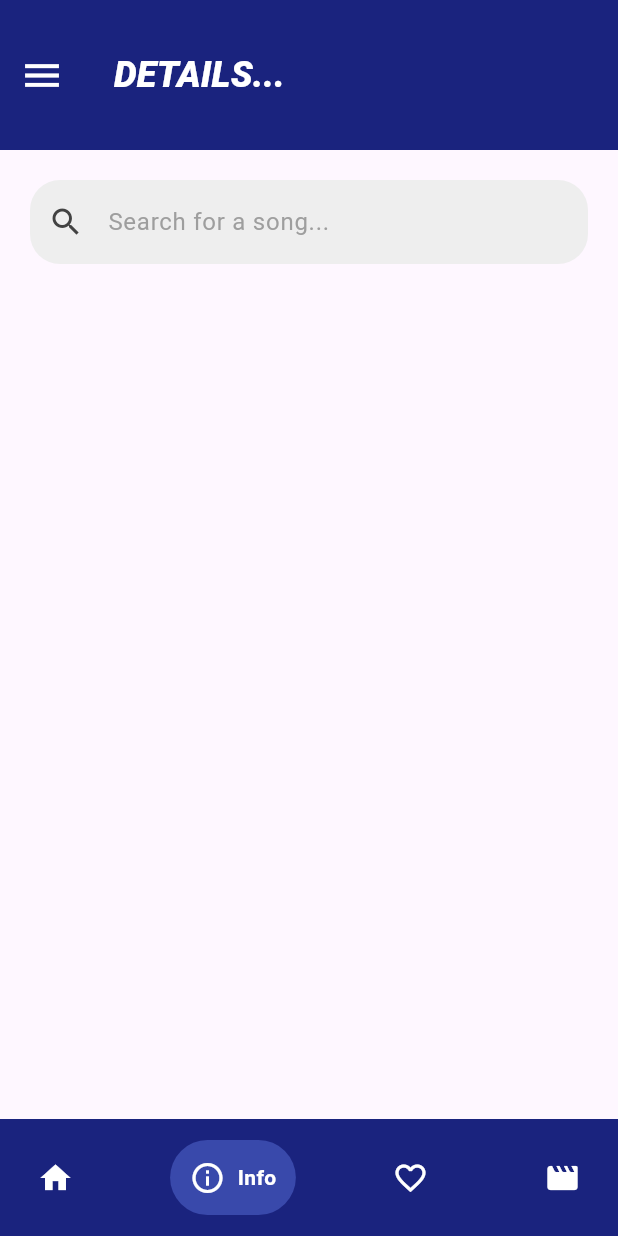
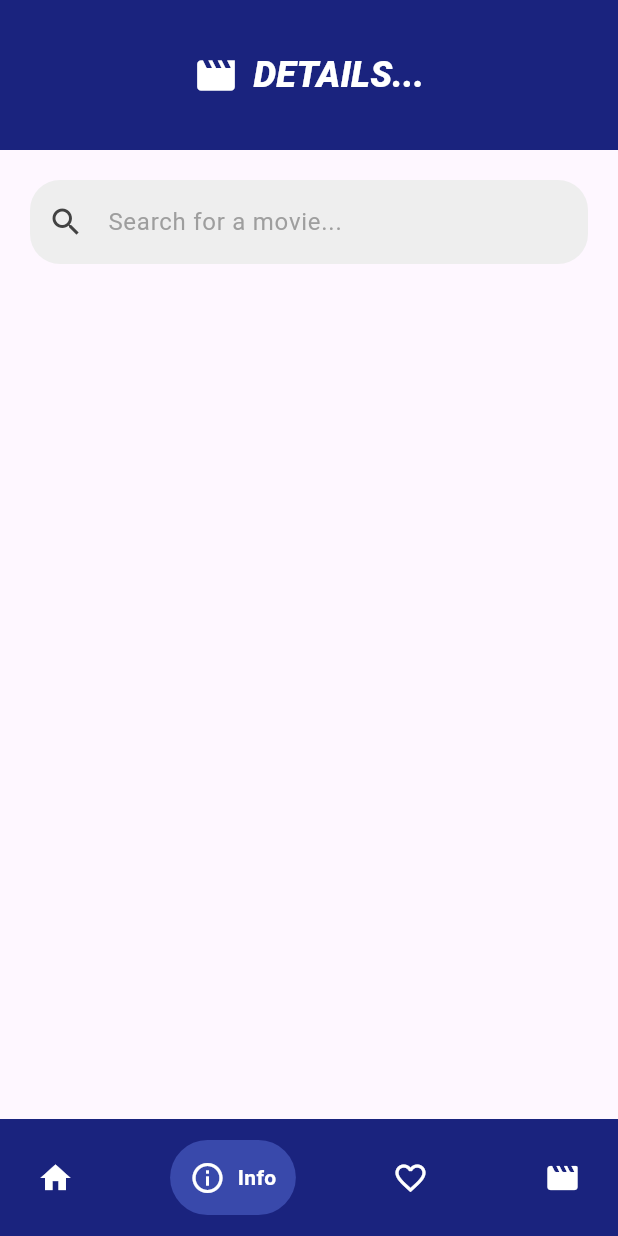
Before and after one commit to M-Pascal/IndividualProject_2, a Flutter app: the screen it shows after launch, item 2 of the bottom bar chosen, on a phone screen of 412 x 824 dp. Run offline on Flutter 3.47's test engine with Material 3 defaults, Android fonts, the phone set to English and light mode, and no system bars; drawn by our look-alikes of google_nav_bar.

Commit message:
movie recommendation

```diff
--- a/movie_recom/lib/screen/search.dart
+++ b/movie_recom/lib/screen/search.dart
@@ -15,19 +15,25 @@ class _SearchPageState extends State<SearchPage> {
         toolbarHeight: 100,
         backgroundColor: Colors.indigo.shade900,
         titleSpacing: 20,
-        title: Text(
-          'DETAILS...',
-          style: TextStyle(
+        title: Row(
+          mainAxisAlignment: MainAxisAlignment.center,
+          children: [
+            Icon(
+              Icons.movie,
+              color: Colors.white,
+              size: 30,
+            ),
+            SizedBox(width: 10),
+            Text(
+              'DETAILS...',
+              style: TextStyle(
             color: Colors.white,
             fontWeight: FontWeight.w800,
             fontSize: 24,
             fontStyle: FontStyle.italic
             ),
-          ),
-        leading: Icon(
-          Icons.menu,
-          color: Colors.white,
-          size: 30,
+            )
+          ],
         ),
       ),
 
@@ -39,7 +45,7 @@ class _SearchPageState extends State<SearchPage> {
             // Search bar
             TextField(
               decoration: InputDecoration(
-                hintText: 'Search for a song...',
+                hintText: 'Search for a movie...',
                 hintStyle: TextStyle(
                   color: Colors.grey,
                 ),
```
Also changed, not shown: movie_recom/lib/screen/homepage.dart (+12 -5 lines), movie_recom/lib/screen/watchlist.dart (+13 -6 lines).
